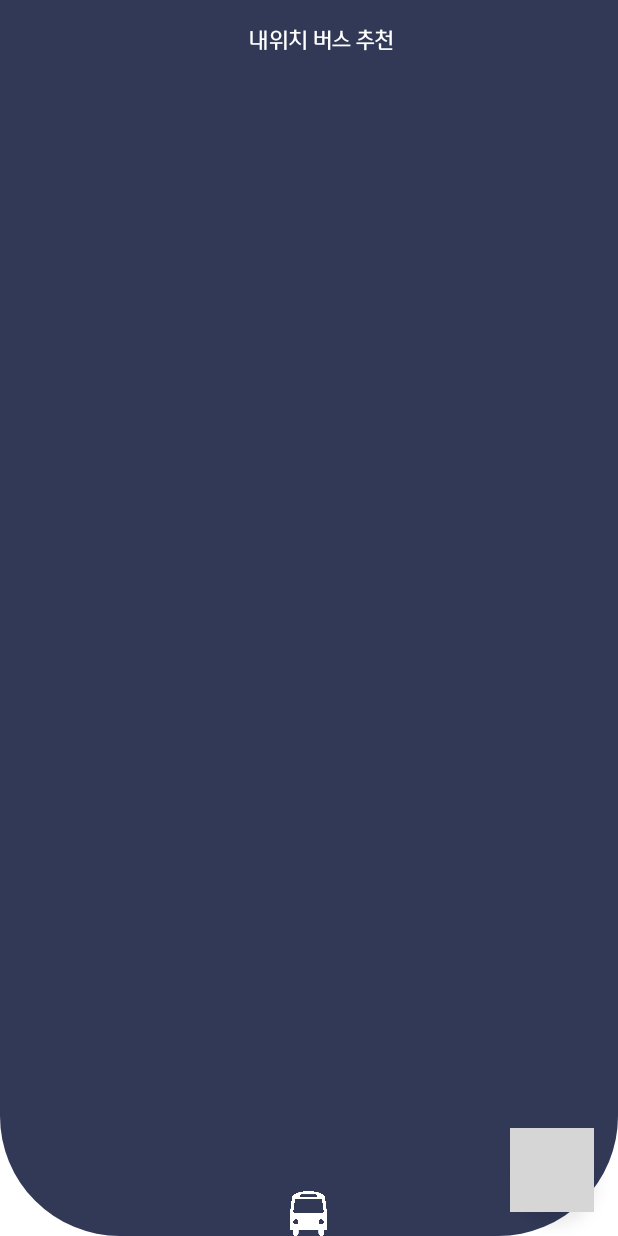
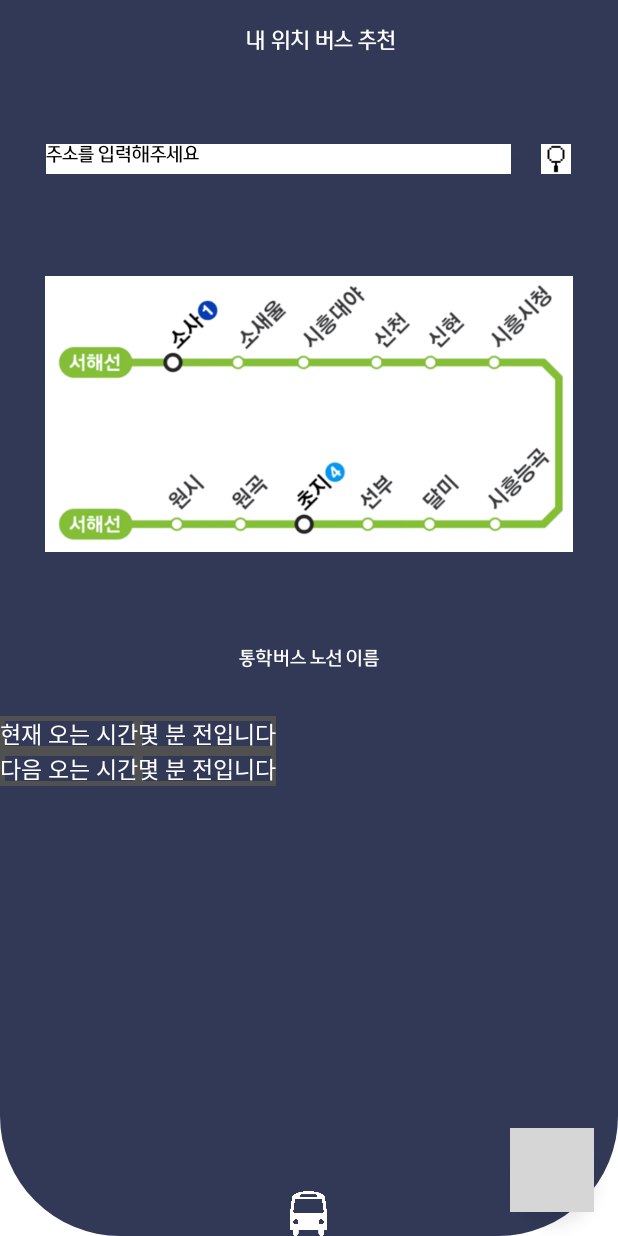
Before and after one commit to yeongmin7870/yeonsungBus, an Android app: the screen it shows after launch (MainActivity), on a phone screen of 412 x 824 dp. Run offline under Robolectric (Android 15) with nearby library versions, the phone set to English and light mode, and no system bars; grey boxes are pictures that could not be loaded.

Commit message:
main 위젯 추가

```diff
--- /dev/null
+++ b/app/src/main/res/drawable/border.xml
@@ -0,0 +1,5 @@
+<?xml version="1.0" encoding="utf-8"?>
+<shape xmlns:android="http://schemas.android.com/apk/res/android"
+    android:shape="rectangle">
+    <stroke android:width="3dp" android:color="#505051"/>
+</shape>
--- a/app/src/main/res/layout/activity_main.xml
+++ b/app/src/main/res/layout/activity_main.xml
@@ -26,6 +26,7 @@
                 android:id="@+id/linear_layout_screen"
                 android:layout_width="match_parent"
                 android:layout_height="match_parent"
+                android:layout_marginTop="?attr/actionBarSize"
                 android:background="@drawable/custom_app_bar_background"
                 android:orientation="vertical"
                 app:layout_anchor="@+id/appBarLayout"
@@ -35,11 +36,98 @@
                     android:layout_width="match_parent"
                     android:layout_height="match_parent">
 
+                    <LinearLayout
+                        android:layout_width="match_parent"
+                        android:layout_height="wrap_content"
+                        android:layout_marginTop="40dp"
+                        android:gravity="center"
+                        android:orientation="horizontal">
+
+                        <TextView
+                            android:layout_width="310dp"
+                            android:layout_height="20dp"
+                            android:background="@color/white"
+                            android:fontFamily="@font/welcomeotfregular"
+                            android:text="@string/enter_address"
+                            android:textColor="#000000"
+                            android:textSize="13dp" />
+
+                        <TextView
+                            android:layout_width="20dp"
+                            android:layout_height="10dp"
+                            android:fontFamily="@font/welcomeotfregular"
+                            android:text="d"
+                            android:textColor="@color/backgroud"
+                            android:textSize="13dp" />
+
+                        <ImageView
+                            android:layout_width="20dp"
+                            android:layout_height="20dp"
+                            android:background="@color/white"
+                            android:src="@drawable/search" />
+
+                    </LinearLayout>
+
+                    <ImageView
+                        android:layout_width="match_parent"
+                        android:layout_height="wrap_content"
+                        android:layout_margin="30dp"
+                        android:src="@drawable/subway" />
+
+                    <TextView
+                        android:id="@+id/linename"
+                        android:layout_width="match_parent"
+                        android:layout_height="wrap_content"
+                        android:layout_centerInParent="true"
+                        android:fontFamily="@font/welcomeotfregular"
+                        android:gravity="center"
+                        android:text="통학버스 노선 이름"
+                        android:textColor="@color/white"
+                        android:textSize="13dp" />
+
+                    <TableLayout
+                        android:layout_width="match_parent"
+                        android:layout_height="match_parent"
+                        android:layout_below="@+id/linename"
+                        android:layout_marginTop="30dp">
+
+                        <TableRow>
+
+                            <TextView
+                                android:background="@drawable/border"
+                                android:text="현재 오는 시간"
+                                android:textColor="@color/white"
+                                android:textSize="15dp" />
+
+                            <TextView
+                                android:background="@drawable/border"
+                                android:text="몇 분 전입니다"
+                                android:textColor="@color/white"
+                                android:textSize="15dp" />
+                        </TableRow>
+
+                        <TableRow>
+
+                            <TextView
+                                android:background="@drawable/border"
+                                android:text="다음 오는 시간"
+                                android:textColor="@color/white"
+                                android:textSize="15dp" />
+
+                            <TextView
+                                android:background="@drawable/border"
+                                android:text="몇 분 전입니다"
+                                android:textColor="@color/white"
+                                android:textSize="15dp" />
+                        </TableRow>
+                    </TableLayout>
+
+
                     <ImageView
                         android:layout_width="30dp"
                         android:layout_height="30dp"
+                        android:layout_alignParentBottom="true"
                         android:layout_centerInParent="true"
-                        android:layout_alignParentBottom="true"
                         android:src="@drawable/bus2" />
                 </RelativeLayout>
             </LinearLayout>
@@ -49,14 +137,15 @@
                 android:layout_width="match_parent"
                 android:layout_height="?attr/actionBarSize"
                 android:background="#313957">
+
                 <TextView
                     android:layout_width="match_parent"
                     android:layout_height="wrap_content"
+                    android:fontFamily="@font/welcomeotfregular"
                     android:gravity="center"
                     android:text="@string/dashboard_heading"
                     android:textColor="@color/white"
-                    android:textSize="15dp"
-                    android:fontFamily="@font/welcomeotfregular"/>
+                    android:textSize="15dp" />
 
             </androidx.appcompat.widget.Toolbar>
 
@@ -108,3 +197,5 @@
     </androidx.core.widget.NestedScrollView>
 
 </androidx.coordinatorlayout.widget.CoordinatorLayout>
+
+    <!--<a target="_blank" href="https://icons8.com/icon/oYib218o99hK/search">Search</a> icon by <a target="_blank" href="https://icons8.com">Icons8</a>-->
--- a/app/src/main/res/values/strings.xml
+++ b/app/src/main/res/values/strings.xml
@@ -1,8 +1,10 @@
 <resources>
     <string name="app_name">타고가요 연성대스쿨버스</string>
-    <string name="dashboard_heading" >내위치 버스 추천</string>
+    <string name="dashboard_heading" >내 위치 버스 추천</string>
     <string name="dashboard_scroll_after">버스 정보</string>
+    <string name="enter_address">주소를 입력해주세요</string>
     <string name="dummyText">
+
 Where does it come from?
 Contrary to popular belief, Lorem Ipsum is not simply random text. It has roots in a piece of classical Latin literature from 45 BC, making it over 2000 years old. Richard McClintock, a Latin professor at Hampden-Sydney College in Virginia, looked up one of the more obscure Latin words, consectetur, from a Lorem Ipsum passage, and going through the cites of the word in classical literature, discovered the undoubtable source. Lorem Ipsum comes from sections 1.10.32 and 1.10.33 of "de Finibus Bonorum et Malorum" (The Extremes of Good and Evil) by Cicero, written in 45 BC. This book is a treatise on the theory of ethics, very popular during the Renaissance. The first line of Lorem Ipsum, "Lorem ipsum dolor sit amet..", comes from a line in section 1.10.32.
 
```
Also changed, not shown: app/src/main/res/drawable/search.png (added), app/src/main/res/drawable/subway.png (added).
